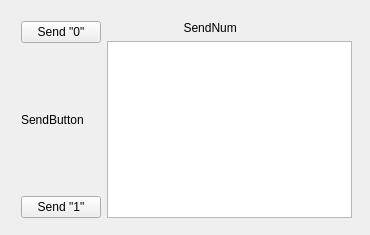
Qt form socketsend/socketsend.ui (uestcmy/Qt_Socket_GUI) before a commit.
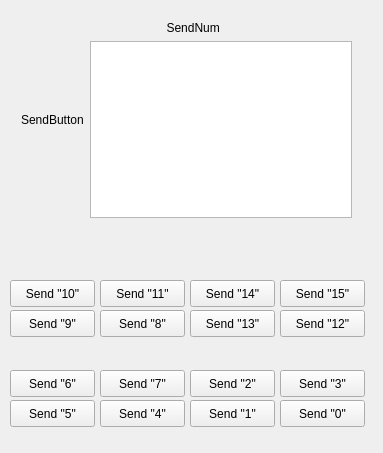
The same form after that commit.

Commit message:
linux, 16 button sender,
edited by Liu Yunyun

The edit to the form file:
```diff
--- a/socketsend/socketsend.ui
+++ b/socketsend/socketsend.ui
@@ -6,14 +6,14 @@
    <rect>
     <x>0</x>
     <y>0</y>
-    <width>370</width>
-    <height>235</height>
+    <width>383</width>
+    <height>453</height>
    </rect>
   </property>
   <property name="windowTitle">
    <string>socketsend</string>
   </property>
-  <widget class="QWidget" name="">
+  <widget class="QWidget" name="layoutWidget">
    <property name="geometry">
     <rect>
      <x>10</x>
@@ -25,13 +25,6 @@
    <layout class="QHBoxLayout" name="horizontalLayout">
     <item>
      <layout class="QVBoxLayout" name="verticalLayout">
-      <item>
-       <widget class="QPushButton" name="SendButton0">
-        <property name="text">
-         <string>Send &quot;0&quot;</string>
-        </property>
-       </widget>
-      </item>
       <item>
        <widget class="QLabel" name="label">
         <property name="text">
@@ -39,13 +32,6 @@
         </property>
        </widget>
       </item>
-      <item>
-       <widget class="QPushButton" name="SendButton1">
-        <property name="text">
-         <string>Send &quot;1&quot;</string>
-        </property>
-       </widget>
-      </item>
      </layout>
     </item>
     <item>
@@ -64,6 +50,214 @@
     </item>
    </layout>
   </widget>
+  <widget class="QPushButton" name="SendButton1">
+   <property name="geometry">
+    <rect>
+     <x>190</x>
+     <y>400</y>
+     <width>85</width>
+     <height>27</height>
+    </rect>
+   </property>
+   <property name="text">
+    <string>Send &quot;1&quot;</string>
+   </property>
+  </widget>
+  <widget class="QPushButton" name="SendButton0">
+   <property name="geometry">
+    <rect>
+     <x>280</x>
+     <y>400</y>
+     <width>85</width>
+     <height>27</height>
+    </rect>
+   </property>
+   <property name="text">
+    <string>Send &quot;0&quot;</string>
+   </property>
+  </widget>
+  <widget class="QPushButton" name="SendButton2">
+   <property name="geometry">
+    <rect>
+     <x>190</x>
+     <y>370</y>
+     <width>85</width>
+     <height>27</height>
+    </rect>
+   </property>
+   <property name="text">
+    <string>Send &quot;2&quot;</string>
+   </property>
+  </widget>
+  <widget class="QPushButton" name="SendButton3">
+   <property name="geometry">
+    <rect>
+     <x>280</x>
+     <y>370</y>
+     <width>85</width>
+     <height>27</height>
+    </rect>
+   </property>
+   <property name="text">
+    <string> Send &quot;3&quot; </string>
+   </property>
+  </widget>
+  <widget class="QPushButton" name="SendButton5">
+   <property name="geometry">
+    <rect>
+     <x>10</x>
+     <y>400</y>
+     <width>85</width>
+     <height>27</height>
+    </rect>
+   </property>
+   <property name="text">
+    <string>Send &quot;5&quot;</string>
+   </property>
+  </widget>
+  <widget class="QPushButton" name="SendButton6">
+   <property name="geometry">
+    <rect>
+     <x>10</x>
+     <y>370</y>
+     <width>85</width>
+     <height>27</height>
+    </rect>
+   </property>
+   <property name="text">
+    <string>Send &quot;6&quot;</string>
+   </property>
+  </widget>
+  <widget class="QPushButton" name="SendButton7">
+   <property name="geometry">
+    <rect>
+     <x>100</x>
+     <y>370</y>
+     <width>85</width>
+     <height>27</height>
+    </rect>
+   </property>
+   <property name="text">
+    <string>Send &quot;7&quot;</string>
+   </property>
+  </widget>
+  <widget class="QPushButton" name="SendButton8">
+   <property name="geometry">
+    <rect>
+     <x>100</x>
+     <y>310</y>
+     <width>85</width>
+     <height>27</height>
+    </rect>
+   </property>
+   <property name="text">
+    <string>Send &quot;8&quot;</string>
+   </property>
+  </widget>
+  <widget class="QPushButton" name="SendButton4">
+   <property name="geometry">
+    <rect>
+     <x>100</x>
+     <y>400</y>
+     <width>85</width>
+     <height>27</height>
+    </rect>
+   </property>
+   <property name="text">
+    <string>Send &quot;4&quot;</string>
+   </property>
+  </widget>
+  <widget class="QPushButton" name="SendButton9">
+   <property name="geometry">
+    <rect>
+     <x>10</x>
+     <y>310</y>
+     <width>85</width>
+     <height>27</height>
+    </rect>
+   </property>
+   <property name="text">
+    <string>Send &quot;9&quot;</string>
+   </property>
+  </widget>
+  <widget class="QPushButton" name="SendButton10">
+   <property name="geometry">
+    <rect>
+     <x>10</x>
+     <y>280</y>
+     <width>85</width>
+     <height>27</height>
+    </rect>
+   </property>
+   <property name="text">
+    <string>Send &quot;10&quot;</string>
+   </property>
+  </widget>
+  <widget class="QPushButton" name="SendButton11">
+   <property name="geometry">
+    <rect>
+     <x>100</x>
+     <y>280</y>
+     <width>85</width>
+     <height>27</height>
+    </rect>
+   </property>
+   <property name="text">
+    <string>Send &quot;11&quot;</string>
+   </property>
+  </widget>
+  <widget class="QPushButton" name="SendButton14">
+   <property name="geometry">
+    <rect>
+     <x>190</x>
+     <y>280</y>
+     <width>85</width>
+     <height>27</height>
+    </rect>
+   </property>
+   <property name="text">
+    <string>Send &quot;14&quot;</string>
+   </property>
+  </widget>
+  <widget class="QPushButton" name="SendButton13">
+   <property name="geometry">
+    <rect>
+     <x>190</x>
+     <y>310</y>
+     <width>85</width>
+     <height>27</height>
+    </rect>
+   </property>
+   <property name="text">
+    <string>Send &quot;13&quot;</string>
+   </property>
+  </widget>
+  <widget class="QPushButton" name="SendButton12">
+   <property name="geometry">
+    <rect>
+     <x>280</x>
+     <y>310</y>
+     <width>85</width>
+     <height>27</height>
+    </rect>
+   </property>
+   <property name="text">
+    <string>Send &quot;12&quot;</string>
+   </property>
+  </widget>
+  <widget class="QPushButton" name="SendButton15">
+   <property name="geometry">
+    <rect>
+     <x>280</x>
+     <y>280</y>
+     <width>85</width>
+     <height>27</height>
+    </rect>
+   </property>
+   <property name="text">
+    <string>Send &quot;15&quot;</string>
+   </property>
+  </widget>
  </widget>
  <layoutdefault spacing="6" margin="11"/>
  <resources/>
```
The commit also changes 7 other files.
